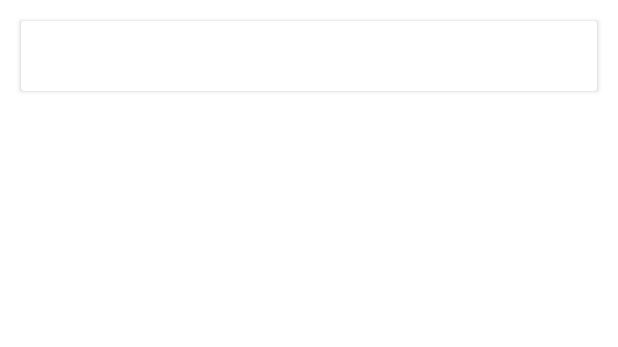
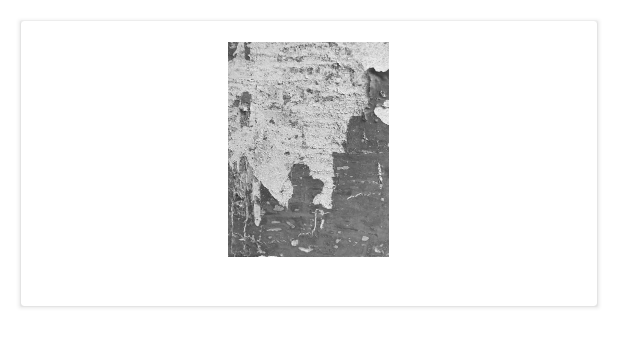
Before and after one commit to TotemPotem/SquareOneTest, an Android app: the layout movie_list_item.xml on its own in the app's theme, with its tools: preview values and no code run, on a phone screen of 412 x 824 dp. Shown: the top 347 px of the screen. Run offline under Robolectric (Android 15) with nearby library versions, the phone set to English and light mode, and no system bars.

Commit message:
added back App.kt and fixed N/A poster

```diff
--- a/app/src/main/java/pl/totempotem/squareonetest/model/Movie.kt
+++ b/app/src/main/java/pl/totempotem/squareonetest/model/Movie.kt
@@ -16,5 +16,7 @@ data class Movie(
     @SerializedName("imdbRating")  val score: String,
     @SerializedName("imdbVotes")  val votes: String,
     @SerializedName("BoxOffice")  val boxOffice: String,
-    @SerializedName("Runtime")  val runtime: String
-);
+    @SerializedName("Runtime")  val runtime: String) {
+
+    fun hasPoster(): Boolean = poster!="N/A"
+}
--- a/app/src/main/java/pl/totempotem/squareonetest/ui/moviedetails/MovieDetailsFragment.kt
+++ b/app/src/main/java/pl/totempotem/squareonetest/ui/moviedetails/MovieDetailsFragment.kt
@@ -28,7 +28,7 @@ class MovieDetailsFragment: Fragment() {
         super.onViewCreated(view, savedInstanceState)
         viewModel.movie.observe(viewLifecycleOwner, Observer {
             if (it!=null) {
-                Picasso.with(view.context).load(it.poster).into(binding.poster)
+                if (it.hasPoster()) Picasso.with(view.context).load(it.poster).into(binding.poster)
                 binding.title.text = it.title
                 binding.year.text = it.year.toString()
                 binding.categories.text = it.categories
--- a/app/src/main/java/pl/totempotem/squareonetest/ui/movielist/MoviesAdapter.kt
+++ b/app/src/main/java/pl/totempotem/squareonetest/ui/movielist/MoviesAdapter.kt
@@ -4,6 +4,7 @@ import android.view.LayoutInflater
 import android.view.ViewGroup
 import androidx.recyclerview.widget.RecyclerView
 import com.squareup.picasso.Picasso
+import pl.totempotem.squareonetest.R
 import pl.totempotem.squareonetest.databinding.MovieListItemBinding
 import pl.totempotem.squareonetest.model.Movie
 
@@ -22,7 +23,8 @@ class MoviesAdapter(private val listener: MovieClickListener): RecyclerView.Adap
             this.movie = movie
             binding.root.setOnClickListener { listener.onMovieClick(movie.id) }
             binding.title.text = movie.title
-            Picasso.with(itemView.context).load(movie.poster).into(binding.poster)
+            if (movie.hasPoster()) Picasso.with(itemView.context).load(movie.poster).into(binding.poster)
+            else binding.poster.setImageResource(R.drawable.no_poster)
         }
     }
 
--- a/app/src/main/res/layout/movie_details_fragment.xml
+++ b/app/src/main/res/layout/movie_details_fragment.xml
@@ -17,7 +17,7 @@
             android:layout_height="wrap_content"
             app:layout_constraintStart_toStartOf="parent"
             app:layout_constraintTop_toTopOf="parent"
-            app:srcCompat="@android:drawable/ic_menu_gallery"
+            app:srcCompat="@drawable/no_poster"
             android:contentDescription="@string/movie_poster" />
 
         <TextView
--- a/app/src/main/res/layout/movie_list_item.xml
+++ b/app/src/main/res/layout/movie_list_item.xml
@@ -1,5 +1,6 @@
 <?xml version="1.0" encoding="utf-8"?>
 <androidx.cardview.widget.CardView xmlns:android="http://schemas.android.com/apk/res/android"
+    xmlns:app="http://schemas.android.com/apk/res-auto"
     xmlns:tools="http://schemas.android.com/tools"
     android:layout_width="match_parent"
     android:layout_height="wrap_content"
@@ -9,14 +10,15 @@
         android:layout_height="wrap_content"
         android:orientation="vertical"
         android:layout_margin="@dimen/margin"
-        android:gravity="center">
+        android:gravity="center"
+        tools:ignore="UseCompoundDrawables">
         <ImageView
             android:id="@+id/poster"
             android:layout_width="wrap_content"
             android:layout_height="wrap_content"
             android:contentDescription="@string/movie_poster"
             android:layout_gravity="center"
-            />
+            app:srcCompat="@drawable/no_poster" />
 
         <TextView
             android:id="@+id/title"
@@ -25,7 +27,6 @@
             android:textSize="13sp"
             android:gravity="center"
             android:maxLines="1"
-            android:ellipsize="end"/>
-
+            android:ellipsize="end" />
     </LinearLayout>
 </androidx.cardview.widget.CardView>
```
Also changed, not shown: app/src/main/java/pl/totempotem/squareonetest/App.kt (added, +19 -0 lines), app/src/main/res/drawable-xxhdpi/no_poster.jpg (added).
